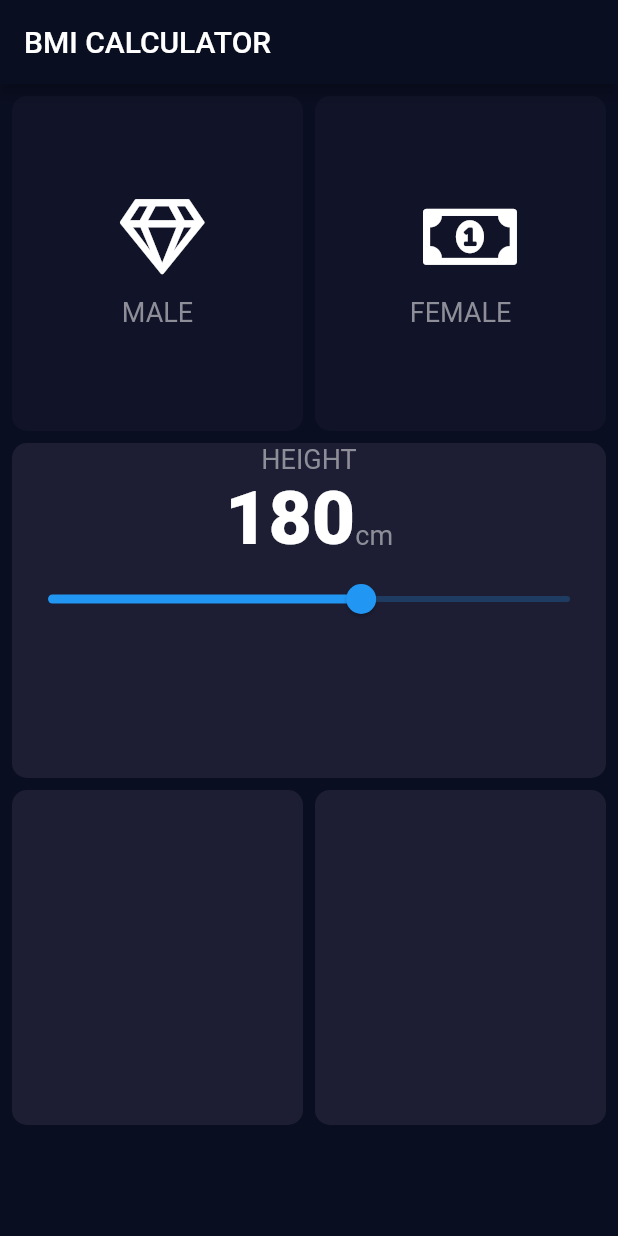
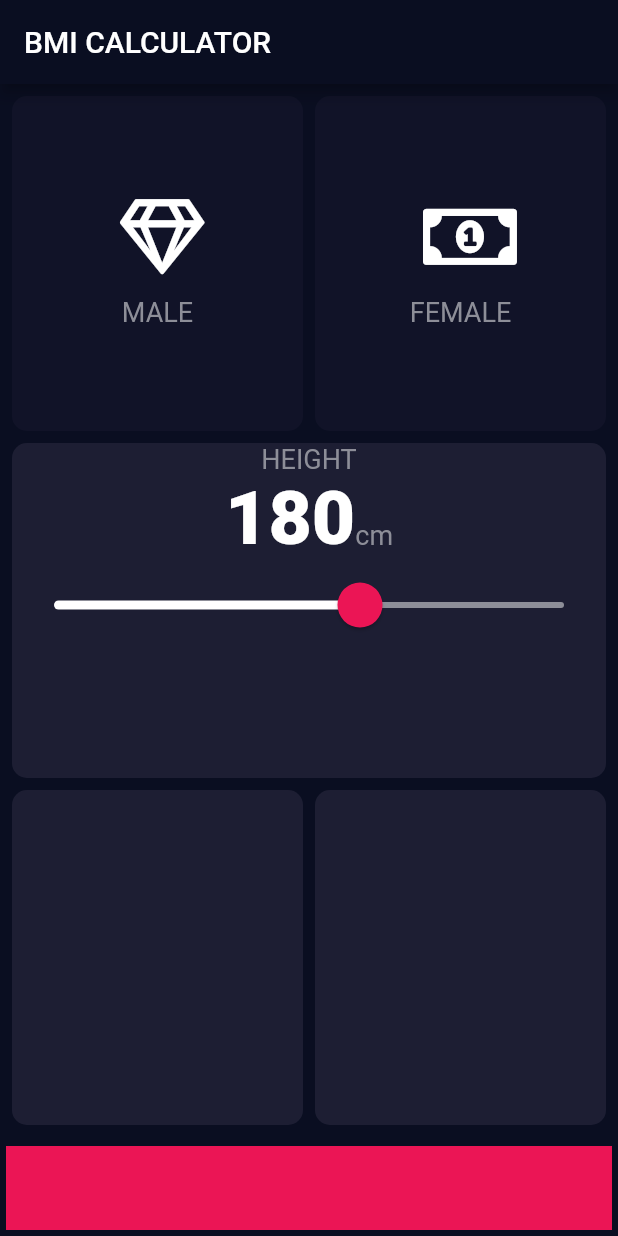
Before and after one commit to mntm/flutter-course, a Flutter app: the screen it shows after launch, on a phone screen of 412 x 824 dp. Run offline on Flutter 3.47's test engine with Material 2 defaults, Android fonts, the phone set to English and light mode, and no system bars.

Commit message:
Customized slider theme

```diff
--- a/lib/input_page.dart
+++ b/lib/input_page.dart
@@ -14,7 +14,7 @@ class InputPage extends StatefulWidget {
 
 class _InputPageState extends State<InputPage> {
   Gender selectedGender;
-  int height=180;
+  int height = 180;
 
   @override
   Widget build(BuildContext context) {
@@ -78,7 +78,18 @@ class _InputPageState extends State<InputPage> {
                         Text('cm', style: kAppLabelTextStyle)
                       ],
                     ),
-                    Slider(
+                    SliderTheme(
+                      data: SliderTheme.of(context).copyWith(
+                        activeTrackColor: Colors.white,
+                        inactiveTrackColor: kAppSecondaryTextColor,
+                        thumbColor: kAppAccentColor,
+                        thumbShape:
+                            RoundSliderThumbShape(enabledThumbRadius: 15.0),
+                        overlayColor: kAppAccentColor.withAlpha(0x29),
+                        overlayShape:
+                            RoundSliderOverlayShape(overlayRadius: 28.0),
+                      ),
+                      child: Slider(
                         value: height.toDouble(),
                         min: 120.0,
                         max: 220.0,
@@ -87,6 +98,7 @@ class _InputPageState extends State<InputPage> {
                             height = val.round();
                           });
                         },
+                      ),
                     ),
                   ],
                 ),
@@ -105,7 +117,7 @@ class _InputPageState extends State<InputPage> {
               ),
             ),
             Container(
-              color: kAppDefaultBottomBarColor,
+              color: kAppAccentColor,
               margin: EdgeInsets.only(top: 10.0),
               width: double.infinity,
               height: kBottomNavigationBarHeight,
```
Lines whose indentation alone changed are shown as unchanged.
